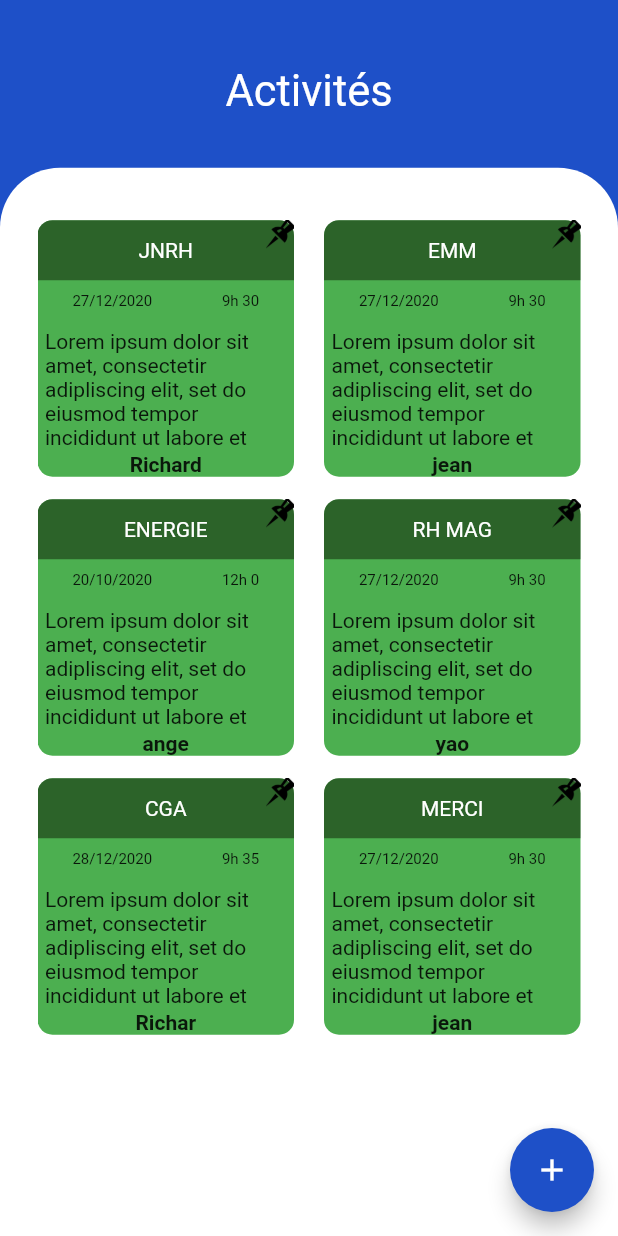
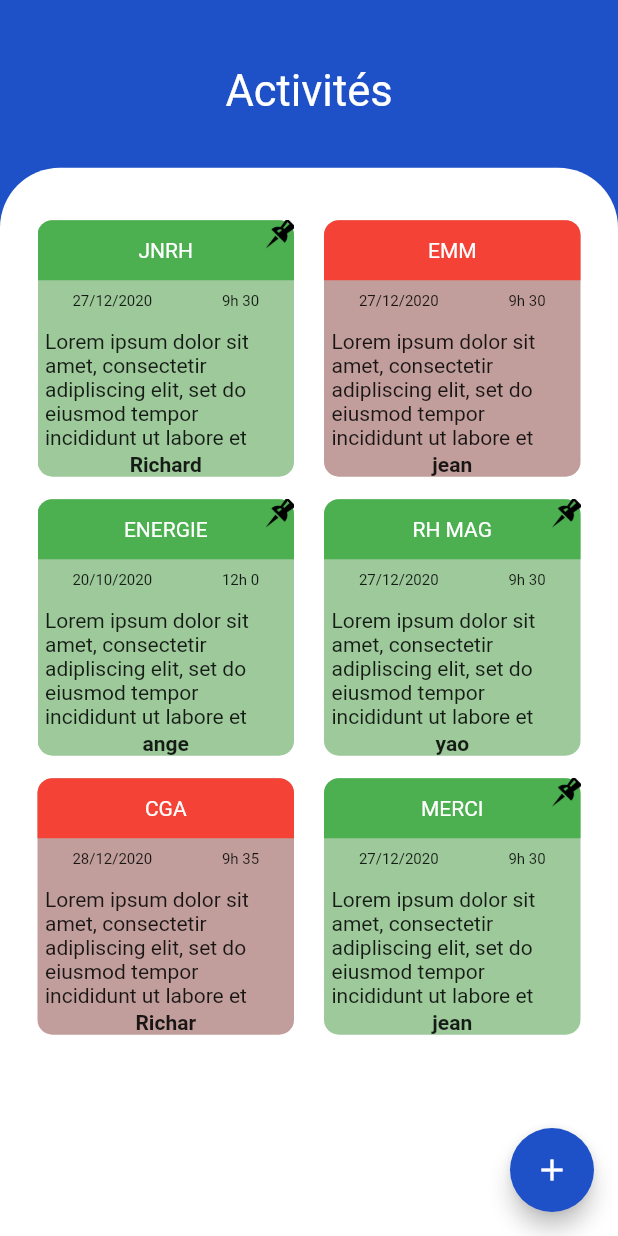
Before and after one commit to kitoko2/application-de-note, a Flutter app: the screen it shows after launch, on a phone screen of 412 x 824 dp. Run offline on Flutter 3.47's test engine with Material 2 defaults, Android fonts, the phone set to English and light mode, and no system bars; our stand-ins replace sqflite; accounts and stored records are empty.

Commit message:
new sauvegarde

```diff
--- a/flutter_app12/lib/main.dart
+++ b/flutter_app12/lib/main.dart
@@ -26,7 +26,38 @@ class MyHomme extends StatefulWidget {
   _MyHommeState createState() => _MyHommeState();
 }
 
+List colora = [
+  Color.fromRGBO(100, 12, 5, 0.4),
+  Color.fromRGBO(10, 120, 5, 0.4),
+];
+List colorb = [
+  Colors.red,
+  Colors.green,
+  Colors.blue,
+];
+
 class _MyHommeState extends State<MyHomme> {
+  var gv = 1;
+  List<Radio> f() {
+    List<Widget> l = [];
+    for (var i = 0; i < 2; i++) {
+      Row row = Row(
+        children: [
+          Radio(
+              value: i,
+              groupValue: gv,
+              onChanged: (e) {
+                setState(() {
+                  gv = e;
+                });
+              })
+        ],
+      );
+      l.add(row);
+    }
+    return l;
+  }
+
   @override
   Widget build(BuildContext context) {
     return Scaffold(
@@ -71,7 +102,9 @@ class _MyHommeState extends State<MyHomme> {
                 builder: (context, snapshot) {
                   if (snapshot.hasData) {
                     List mesNotes = snapshot.data;
-                    return GridView.builder(
+                    return Scrollbar(
+                      //juste pour la scrollbar
+                      child: GridView.builder(
                         itemCount: mesNotes.length,
                         gridDelegate: SliverGridDelegateWithFixedCrossAxisCount(
                           crossAxisCount: 2,
@@ -86,7 +119,9 @@ class _MyHommeState extends State<MyHomme> {
                                 width: MediaQuery.of(context).size.width / 2,
                                 height: 200,
                                 decoration: BoxDecoration(
-                                color: Colors.green,
+                                  color: mesNotes[i].isFa == 1
+                                      ? colora[mesNotes[i].isFa]
+                                      : colora[0],
                                   borderRadius: BorderRadius.circular(10),
                                 ),
                                 child: Column(
@@ -95,7 +130,10 @@ class _MyHommeState extends State<MyHomme> {
                                       width: double.infinity,
                                       height: 40,
                                       decoration: BoxDecoration(
-                                      color: Color.fromRGBO(12, 23, 2, 0.5),
+                                        color: mesNotes[i].isFa == 1
+                                            ? colorb[mesNotes[i].isFa]
+                                            : colorb[0],
+                                        //si c'est favoris(1)colorb[1]:colorb[0]
                                         borderRadius: BorderRadius.vertical(
                                           top: Radius.circular(10),
                                         ),
@@ -142,7 +180,8 @@ class _MyHommeState extends State<MyHomme> {
                                   ],
                                 ),
                               ),
-                            Positioned(
+                              mesNotes[i].isFa == 1
+                                  ? Positioned(
                                       top: -1,
                                       right: -1,
                                       child: Container(
@@ -150,10 +189,12 @@ class _MyHommeState extends State<MyHomme> {
                                         width: 20,
                                         height: 20,
                                       ),
-                            ),
+                                    )
+                                  : Container(),
                             ],
                           );
                         },
+                      ),
                     );
                   } else {
                     return Center(
@@ -173,14 +214,7 @@ class _MyHommeState extends State<MyHomme> {
           String titre;
           String note;
           String name;
-          List colora = [
-            Color.fromRGBO(100, 12, 5, 0.4),
-            Color.fromRGBO(10, 120, 5, 0.4),
-            Color.fromRGBO(10, 12, 244, 0.4),
-          ];
-          List colorb = [Colors.red, Colors.green, Colors.blue];
-          var r = new Random();
-          var colorChoix = r.nextInt(3);
+
           showDialog(
             context: context,
             builder: (BuildContext context) {
@@ -190,11 +224,10 @@ class _MyHommeState extends State<MyHomme> {
                   vertical: 10,
                 ),
                 children: [
-                  Text("Titre"),
                   TextFormField(
                     decoration: InputDecoration(
                       hintText: "titre de la note",
-                      border: OutlineInputBorder(),
+                      // border: OutlineInputBorder(),
                     ),
                     onChanged: (e) {
                       setState(() {
@@ -202,11 +235,10 @@ class _MyHommeState extends State<MyHomme> {
                       });
                     },
                   ),
-                  Text("Note"),
                   TextFormField(
                     decoration: InputDecoration(
                       hintText: "entrer la note",
-                      border: OutlineInputBorder(),
+                      // border: OutlineInputBorder(),
                     ),
                     onChanged: (n) {
                       setState(() {
@@ -214,11 +246,10 @@ class _MyHommeState extends State<MyHomme> {
                       });
                     },
                   ),
-                  Text("auteur"),
                   TextFormField(
                     decoration: InputDecoration(
                       hintText: "nom de l'auteur",
-                      border: OutlineInputBorder(),
+                      // border: OutlineInputBorder(),
                     ),
                     onChanged: (n) {
                       setState(() {
@@ -227,8 +258,13 @@ class _MyHommeState extends State<MyHomme> {
                     },
                   ),
                   SizedBox(height: 10),
+                  Column(
+                    children: f(),
+                  ),
+                  Text("$gv"),
                   FloatingActionButton(
                     onPressed: () {
+                      print("$gv");
                       print("$titre $note $name");
                       Navigator.pop(context);
                       setState(() {
@@ -244,7 +280,7 @@ class _MyHommeState extends State<MyHomme> {
                                 datetoday().year,
                                 datetoday().hour,
                                 datetoday().minute,
-                            ),
+                                0),
                           );
                           // mesNotes.add(
                           //  minicount(...)
@@ -284,8 +320,9 @@ class MiniCont {
   int y;
   int heure;
   int minute;
+  int isFa;
   MiniCont(String titre, String note, String name, int j, int m, int y,
-      int heure, int minute) {
+      int heure, int minute, int isFa) {
     this.titre = titre;
     this.note = note;
     this.name = name;
@@ -296,6 +333,7 @@ class MiniCont {
     this.j = j;
     this.m = m;
     this.y = y;
+    this.isFa = isFa;
   }
 
   Map<String, dynamic> toMap() {
@@ -308,6 +346,7 @@ class MiniCont {
       "annee": y,
       "heure": heure,
       "minute": minute,
+      "isfa": isFa
     };
   }
 
@@ -321,6 +360,7 @@ class MiniCont {
       map["annee"],
       map["heure"],
       map["minute"],
+      map["isfa"],
     );
   }
 }
--- a/flutter_app12/lib/notesDatabase.dart
+++ b/flutter_app12/lib/notesDatabase.dart
@@ -21,10 +21,10 @@ class NotesDataBase {
   initDB() async {
     WidgetsFlutterBinding.ensureInitialized();
     return await openDatabase(
-      join(await getDatabasesPath(), "MesNotesBD.db"),
+      join(await getDatabasesPath(), "MeSNotes.db"),
       onCreate: (db, i) {
         return db.execute(
-          "CREATE TABLE note(titre TEXT,note TEXT,name TEXT,jour INT,mois INT,annee INT,heure INT,minute INT)",
+          "CREATE TABLE note(titre TEXT,note TEXT,name TEXT,jour INT,mois INT,annee INT,heure INT,minute INT,isfa INT)",
         );
       },
       version: 1,
@@ -33,8 +33,11 @@ class NotesDataBase {
 
   insertNote(MiniCont miniCont) async {
     final Database tdb = await database;
-    await tdb.insert("note", miniCont.toMap(),
-        conflictAlgorithm: ConflictAlgorithm.replace);
+    await tdb.insert(
+      "note",
+      miniCont.toMap(),
+      conflictAlgorithm: ConflictAlgorithm.replace,
+    );
   }
 
   updateNote(MiniCont miniCont) async {
@@ -86,7 +89,7 @@ class NotesDataBase {
         2020,
         9,
         30,
-    ),
+        1),
     MiniCont(
         "EMM",
         "Lorem ipsum dolor sit amet, consectetir adipliscing elit, set do eiusmod tempor incididunt ut labore et dolore magna aliqua...",
@@ -98,7 +101,7 @@ class NotesDataBase {
         2020,
         9,
         30,
-    ),
+        0),
     MiniCont(
         "ENERGIE",
         "Lorem ipsum dolor sit amet, consectetir adipliscing elit, set do eiusmod tempor incididunt ut labore et dolore magna aliqua...",
@@ -110,7 +113,7 @@ class NotesDataBase {
         2020,
         12,
         00,
-    ),
+        1),
     MiniCont(
         "RH MAG",
         "Lorem ipsum dolor sit amet, consectetir adipliscing elit, set do eiusmod tempor incididunt ut labore et dolore magna aliqua...",
@@ -122,7 +125,7 @@ class NotesDataBase {
         2020,
         9,
         30,
-    ),
+        1),
     MiniCont(
         "CGA",
         "Lorem ipsum dolor sit amet, consectetir adipliscing elit, set do eiusmod tempor incididunt ut labore et dolore magna aliqua...",
@@ -134,7 +137,7 @@ class NotesDataBase {
         2020,
         9,
         35,
-    ),
+        0),
     MiniCont(
         "MERCI",
         "Lorem ipsum dolor sit amet, consectetir adipliscing elit, set do eiusmod tempor incididunt ut labore et dolore magna aliqua...",
@@ -146,6 +149,6 @@ class NotesDataBase {
         2020,
         9,
         30,
-    ),
+        1),
   ];
 }
```
Lines whose indentation alone changed are shown as unchanged.
